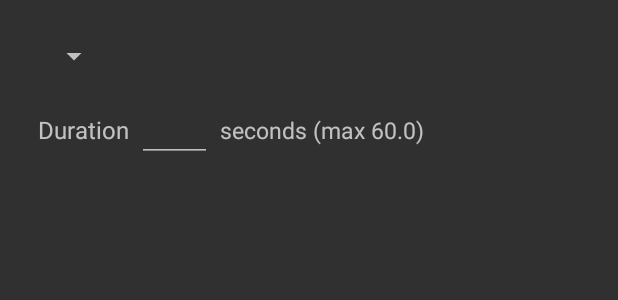
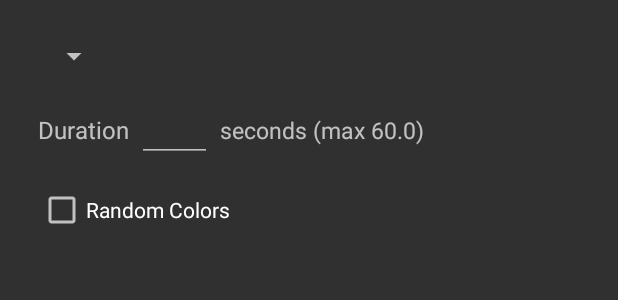
Before and after one commit to yanivps/RgbLedStripController, an Android app: the layout animation_dialog.xml on its own in the app's theme, with its tools: preview values and no code run, on a phone screen of 412 x 824 dp. Shown: the top 300 px of the screen. Run offline under Robolectric (Android 15) with nearby library versions, the phone set to English and light mode, and no system bars.

Commit message:
Added random colors change to animations. Changed the calculate fade steps logic

```diff
--- a/LedRemote/app/src/main/res/layout/animation_dialog.xml
+++ b/LedRemote/app/src/main/res/layout/animation_dialog.xml
@@ -14,7 +14,8 @@
     <LinearLayout
         android:orientation="horizontal"
         android:layout_width="wrap_content"
-        android:layout_height="wrap_content">
+        android:layout_height="wrap_content"
+        android:layout_marginBottom="16dp">
 
 
         <TextView
@@ -42,4 +43,10 @@
             android:textSize="15dp"/>
     </LinearLayout>
 
+    <CheckBox
+        android:id="@+id/randomColorsCheckBox"
+        android:layout_width="wrap_content"
+        android:layout_height="wrap_content"
+        android:text="@string/random_colors"/>
+
 </LinearLayout>
--- a/LedRemote/app/src/main/res/values/strings.xml
+++ b/LedRemote/app/src/main/res/values/strings.xml
@@ -21,6 +21,7 @@
     <string name="animation">Animation</string>
     <string name="duration">Duration</string>
     <string name="stop">Stop</string>
+    <string name="random_colors">Random Colors</string>
 
     <string-array name="animation_array">
         <item>Choose animation...</item>
```
Also changed, not shown: LedRemote/app/src/main/java/com/midnet/ledremote/AnimationDialog.java (+8 -0 lines), LedRemote/app/src/main/java/com/midnet/ledremote/MainActivity.java (+8 -4 lines), 1 other file.
